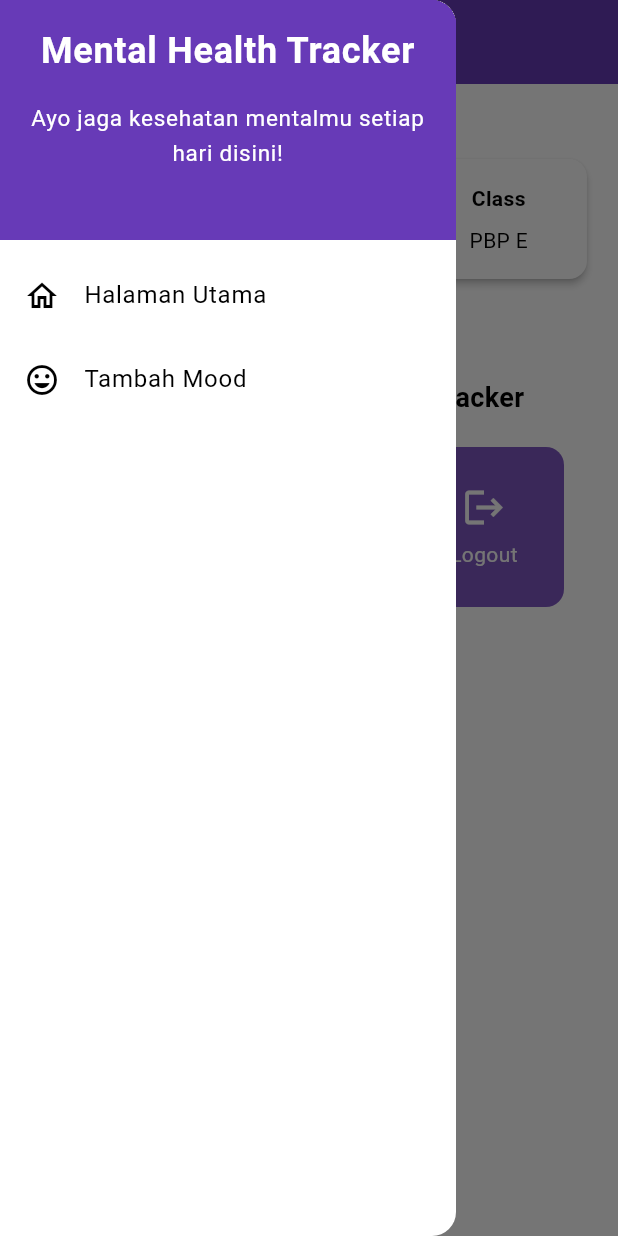
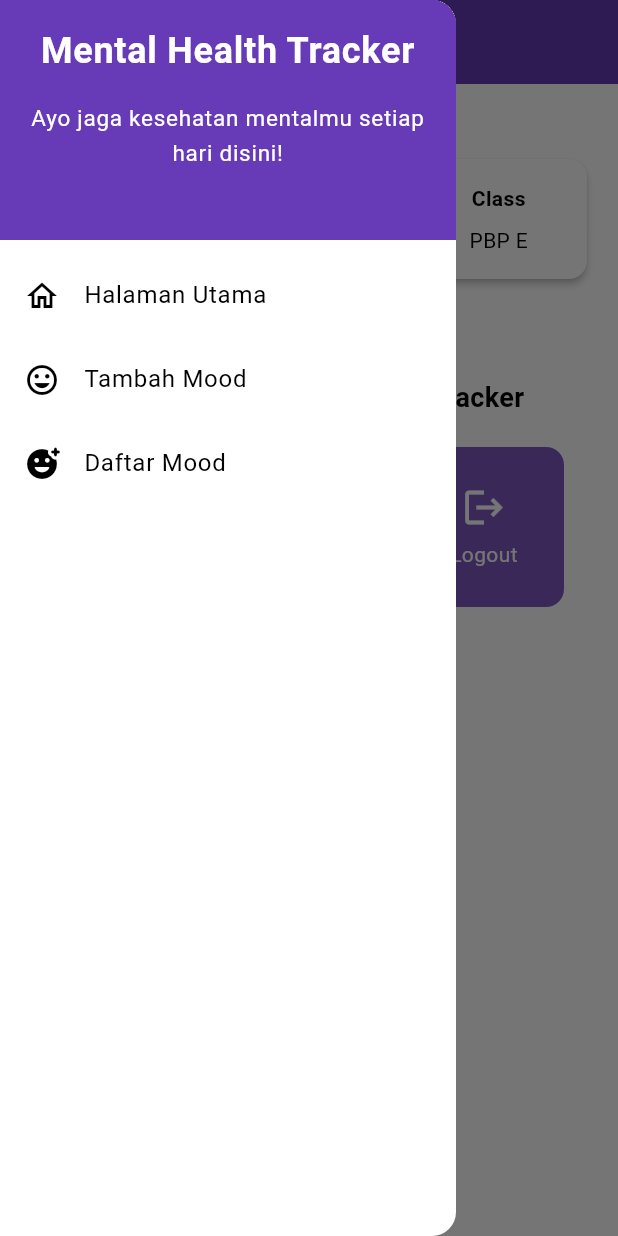
Before and after one commit to anandajoyyy22/mental-health-tracker-mobile, a Flutter app: the screen it shows after launch, with the side drawer open, on a phone screen of 412 x 824 dp. Run offline on Flutter 3.47's test engine with Material 3 defaults, Android fonts, the phone set to English and light mode, and no system bars; missing offline and left inert: pbp_django_auth.

Commit message:
tutorial 8 done

```diff
--- a/lib/main.dart
+++ b/lib/main.dart
@@ -1,4 +1,6 @@
 import 'package:flutter/material.dart';
+import 'package:pbp_django_auth/pbp_django_auth.dart';
+import 'package:provider/provider.dart';
 import 'package:mental_health_tracker/screens/menu.dart';
 
 void main() {
@@ -10,14 +12,21 @@ class MyApp extends StatelessWidget {
 
   @override
   Widget build(BuildContext context) {
-    return MaterialApp(
+    return Provider(
+      create: (_) {
+        CookieRequest request = CookieRequest();
+        return request;
+      },
+      child: MaterialApp(
         title: 'Mental Health Tracker',
         theme: ThemeData(
+          useMaterial3: true,
           colorScheme: ColorScheme.fromSwatch(
             primarySwatch: Colors.deepPurple,
           ).copyWith(secondary: Colors.deepPurple[400]),
         ),
         home: const MyHomePage(),
+      ),
     );
   }
 }
--- /dev/null
+++ b/lib/models/mood_entry.dart
@@ -0,0 +1,65 @@
+// To parse this JSON data, do
+//
+//     final welcome = welcomeFromJson(jsonString);
+
+import 'dart:convert';
+
+List<Welcome> welcomeFromJson(String str) => List<Welcome>.from(json.decode(str).map((x) => Welcome.fromJson(x)));
+
+String welcomeToJson(List<Welcome> data) => json.encode(List<dynamic>.from(data.map((x) => x.toJson())));
+
+class Welcome {
+    String model;
+    String pk;
+    Fields fields;
+
+    Welcome({
+        required this.model,
+        required this.pk,
+        required this.fields,
+    });
+
+    factory Welcome.fromJson(Map<String, dynamic> json) => Welcome(
+        model: json["model"],
+        pk: json["pk"],
+        fields: Fields.fromJson(json["fields"]),
+    );
+
+    Map<String, dynamic> toJson() => {
+        "model": model,
+        "pk": pk,
+        "fields": fields.toJson(),
+    };
+}
+
+class Fields {
+    String mood;
+    DateTime time;
+    String feelings;
+    int moodIntensity;
+    int user;
+
+    Fields({
+        required this.mood,
+        required this.time,
+        required this.feelings,
+        required this.moodIntensity,
+        required this.user,
+    });
+
+    factory Fields.fromJson(Map<String, dynamic> json) => Fields(
+        mood: json["mood"],
+        time: DateTime.parse(json["time"]),
+        feelings: json["feelings"],
+        moodIntensity: json["mood_intensity"],
+        user: json["user"],
+    );
+
+    Map<String, dynamic> toJson() => {
+        "mood": mood,
+        "time": "${time.year.toString().padLeft(4, '0')}-${time.month.toString().padLeft(2, '0')}-${time.day.toString().padLeft(2, '0')}",
+        "feelings": feelings,
+        "mood_intensity": moodIntensity,
+        "user": user,
+    };
+}
--- a/lib/widgets/left_drawer.dart
+++ b/lib/widgets/left_drawer.dart
@@ -1,6 +1,9 @@
 import 'package:flutter/material.dart';
 import 'package:mental_health_tracker/screens/menu.dart';
 import 'package:mental_health_tracker/screens/moodentry_form.dart';  // Impor halaman MoodEntryFormPage
+import 'package:mental_health_tracker/screens/list_moodentry.dart';
+
+
 
 class LeftDrawer extends StatelessWidget {
   const LeftDrawer({super.key});
@@ -68,6 +71,17 @@ class LeftDrawer extends StatelessWidget {
               );
             },
           ),
+          ListTile(
+            leading: const Icon(Icons.add_reaction_rounded),
+            title: const Text('Daftar Mood'),
+            onTap: () {
+                // Route menu ke halaman mood
+                Navigator.push(
+                  context,
+                  MaterialPageRoute(builder: (context) => const MoodEntryPage()),
+              );
+            },
+          ),
         ],
       ),
     );
--- a/lib/widgets/mood_card.dart
+++ b/lib/widgets/mood_card.dart
@@ -1,5 +1,8 @@
 import 'package:flutter/material.dart';
 import 'package:mental_health_tracker/screens/moodentry_form.dart';
+import 'package:mental_health_tracker/screens/list_moodentry.dart';
+import 'package:mental_health_tracker/widgets/left_drawer.dart';
+import 'package:mental_health_tracker/screens/list_moodentry.dart';
 
 class ItemHomepage {
   final String name;
@@ -33,8 +36,14 @@ class ItemCard extends StatelessWidget {
             Navigator.push(
               context,
               MaterialPageRoute(
-                builder: (context) => const MoodEntryFormPage(), // Ganti dengan halaman yang sesuai
+                builder: (context) =>
+                    const MoodEntryFormPage(), // Ganti dengan halaman yang sesuai
               ),
+            );
+          } else if (item.name == "Lihat Mood") {
+            Navigator.push(
+              context,
+              MaterialPageRoute(builder: (context) => const MoodEntryPage()),
             );
           }
         },
--- a/pubspec.yaml
+++ b/pubspec.yaml
@@ -35,6 +35,9 @@ dependencies:
   # The following adds the Cupertino Icons font to your application.
   # Use with the CupertinoIcons class for iOS style icons.
   cupertino_icons: ^1.0.8
+  provider: ^6.1.2
+  pbp_django_auth: ^0.4.0
+  http: ^1.2.2
 
 dev_dependencies:
   flutter_test:
```
Also changed, not shown: lib/screens/list_moodentry.dart (added, +90 -0 lines), lib/screens/login.dart (added, +181 -0 lines), lib/screens/register.dart (added, +166 -0 lines), pubspec.lock, 2 other files. Lines whose indentation alone changed are shown as unchanged.
